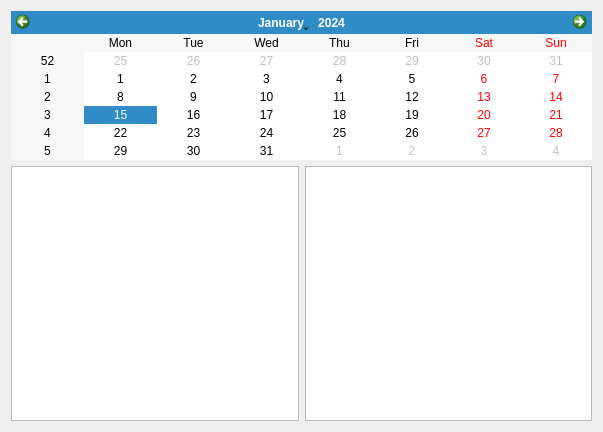
Old version of the form log.ui in the repository JusDooEt/SC-Cargo-Log-Qt.
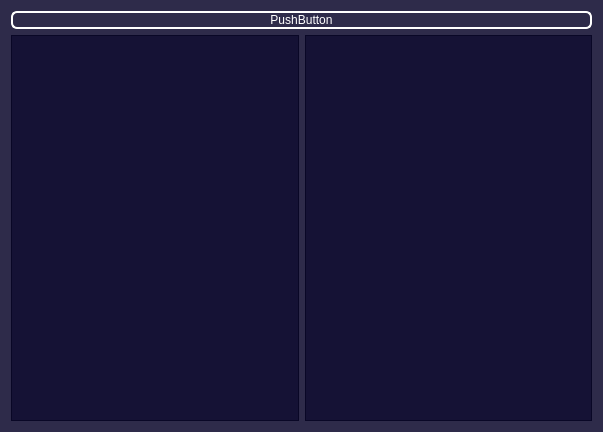
New version of the form.

Commit message: Calendar Adjusted

```diff
--- a/log.ui
+++ b/log.ui
@@ -11,25 +11,112 @@
    </rect>
   </property>
   <property name="windowTitle">
-   <string>Form</string>
+   <string>Trade Log</string>
+  </property>
+  <property name="styleSheet">
+   <string notr="true">QWidget
+{
+	color: rgb(255, 255, 255);
+	background-color: rgba(3, 0, 38,150);
+	font: &quot;Yu Gothic UI Semibold&quot;;
+}
+
+QComboBox
+{
+	color: rgb(85, 255, 255);
+	border: 2px solid white;
+	border-radius: 10px;
+	background-color: rgba(255, 255, 255, 0);
+	border-style: outset;
+}
+
+QPushButton
+{
+	border-width: 2px;
+	border-style: solid;
+	border-radius: 6px;
+	background-color: rgba(255, 255, 255, 0);
+}
+
+QPushButton:Disabled
+{
+	border-width: 1px;
+	border-style: solid;
+	border-radius: 6px;
+	border-color: rgb(181, 181, 181);
+	
+}
+
+QPushButton:hover
+{
+	border: 4px solid white;
+}
+
+QPushButton:pressed
+{
+	background-color: rgba(255, 255, 255, 150);
+	border: 5px solid white;
+}
+
+QLabel
+{
+	background-color: rgba(255, 255, 255, 0);
+}
+
+QLineEdit
+{
+	background-color: rgba(255, 255, 255, 0);
+}
+
+QDoubleSpinBox
+{
+	border: 3px solid white;
+	border-radius: 8px;
+	background-color: rgba(3, 0, 38,100);
+}
+QSpinBox
+{
+	border: 3px solid white;
+	border-radius: 8px;
+	background-color: rgba(3, 0, 38,100);
+}
+
+QLineEdit
+{
+	border: 3px solid white;
+	border-radius: 8px;
+}
+
+QProgressBar
+{
+	border: 2px solid white;
+	border-radius: 8px;
+	border-style: outset;
+	
+	background-color: rgba(3, 0, 38,150)
+}
+
+QProgressBar::chunk
+{
+	border: 2px solid rgb(255, 255, 255);
+	border-radius: px;
+	background-color: rgb(255, 255, 255);
+	width: 10px;
+	margin: 1px;
+
+
+}
+
+QListWidget::item
+{
+	color: rgb(85, 255, 255);
+}</string>
   </property>
   <layout class="QVBoxLayout" name="verticalLayout">
    <item>
-    <widget class="QCalendarWidget" name="calendarWidget">
-     <property name="sizePolicy">
-      <sizepolicy hsizetype="Preferred" vsizetype="Fixed">
-       <horstretch>0</horstretch>
-       <verstretch>0</verstretch>
-      </sizepolicy>
-     </property>
-     <property name="maximumSize">
-      <size>
-       <width>16777215</width>
-       <height>200</height>
-      </size>
-     </property>
-     <property name="gridVisible">
-      <bool>false</bool>
+    <widget class="QPushButton" name="dateButton">
+     <property name="text">
+      <string>PushButton</string>
      </property>
     </widget>
    </item>
```
Left out of the diff: 3 changed lines with no effect on the pictures. The commit also changes 7 other files.
